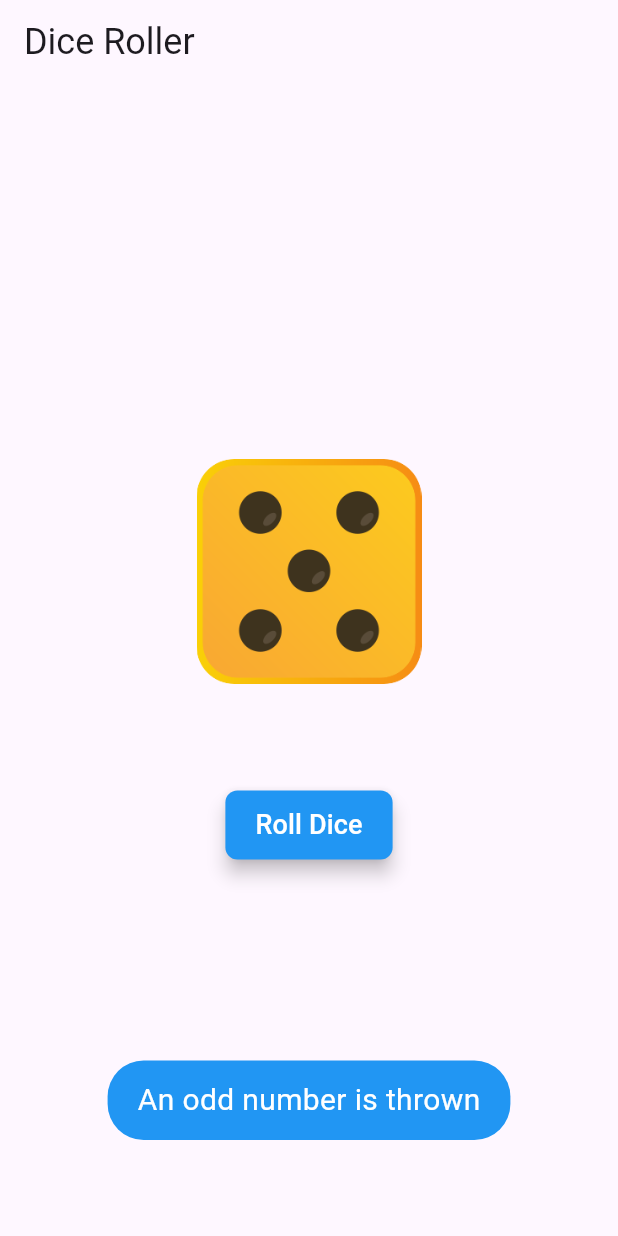
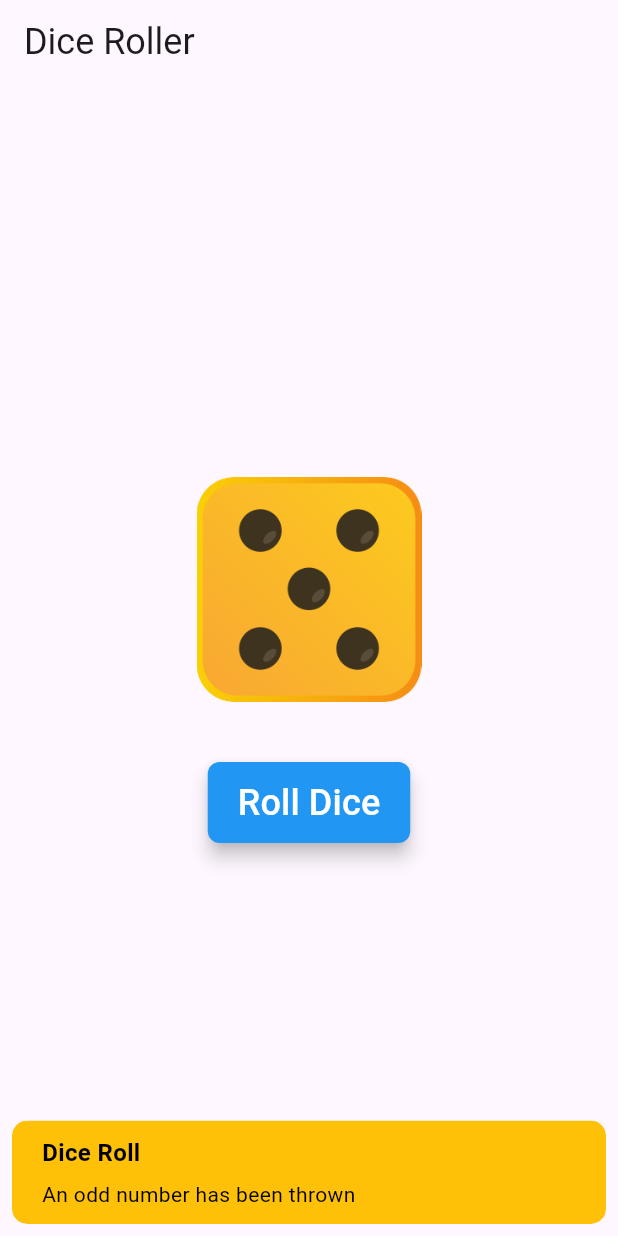
Before and after one commit to danielcyudoncy/dice_app, a Flutter app: the screen it shows after launch, after a tap on "Roll Dice", on a phone screen of 412 x 824 dp. Run offline on Flutter 3.47's test engine with Material 3 defaults, Android fonts, the phone set to English and light mode, and no system bars; our stand-ins replace get.

Commit message:
correcting the functionalities

```diff
--- a/lib/controllers/dice_controller.dart
+++ b/lib/controllers/dice_controller.dart
@@ -1,73 +1,57 @@
-import 'dart:async';
 import 'dart:math';
+
+import 'package:dice_app/customSnackbar/show_custom_snackbar.dart';
 import 'package:dice_app/models/dice_model.dart';
 import 'package:flutter/material.dart';
-import 'package:fluttertoast/fluttertoast.dart';
-import 'package:get/state_manager.dart';
+import 'package:get/get.dart';
 
 class DiceController extends GetxController {
-  var dice = DiceModel(number: 1, rollCount: 0).obs;
-  int totalSum = 0;
+  var dice = DiceModel().obs;
 
   void rollDice() {
-    int newNumber = Random().nextInt(6) + 1;
-    dice.update((val) {
-      val?.number = newNumber;
-      val?.rollCount++;
+  if (dice.value.rollCount < dice.value.maxRolls) {
+    int rolledNumber = Random().nextInt(6) + 1;
+
+
+    dice.update((model) {
+      if (model != null) {
+        model.number = rolledNumber;
+        model.rollCount += 1;
+        model.totalSum += rolledNumber;
+        model.rollResults.add(rolledNumber);
+      }
     });
 
 
-    totalSum += newNumber;
-
-    Future.microtask(() {
-      _showToast(newNumber);
-    });
-
-    _checkRollCount();
+    if (rolledNumber == 6) {
+      showCustomSnackbar('Dice Roll', 'A 6 has been thrown');
+    } else if (rolledNumber % 2 == 0) {
+      showCustomSnackbar('Dice Roll', 'An even number has been thrown');
+    } else {
+      showCustomSnackbar('Dice Roll', 'An odd number has been thrown');
+    }
   }
 
-  void _showToast(int number) {
-    String message;
-    if (number == 6) {
-      message = 'A 6 has been thrown';
-    } else if (number % 2 == 0) {
-      message = 'An even number is thrown';
-    } else {
-      message = 'An odd number is thrown';
-    }
-
-    Fluttertoast.showToast(
-      msg: message,
-      toastLength: Toast.LENGTH_SHORT,
-      gravity: ToastGravity.BOTTOM,
-      timeInSecForIosWeb: 3,
+  if (dice.value.rollCount == dice.value.maxRolls) {
+    Get.snackbar(
+      'Dice Rolled',
+      'Roll Results: ${dice.value.rollResults.join(', ')}',
       backgroundColor: Colors.blue,
-      textColor: Colors.white,
-      fontSize: 20.0,
+      colorText: Colors.white,
+      snackPosition: SnackPosition.BOTTOM,
     );
-  }
-
-  void _checkRollCount() {
-    if (dice.value.rollCount == 6) {
-        dice.update((val) {
-        val?.rollCount = 0;
-      });
-
-
-      Future.delayed(const Duration(seconds: 3), () {
-        Fluttertoast.showToast(
-          msg: 'Total sum of numbers: $totalSum',
-          toastLength: Toast.LENGTH_LONG,
-          gravity: ToastGravity.SNACKBAR,
-          timeInSecForIosWeb: 3,
-          backgroundColor: Colors.green,
-          textColor: Colors.white,
-          fontSize: 16.0,
-        );
-
-
-        totalSum = 0;
-      });
-    }
+    resetGame();
   }
 }
+
+  void resetGame() {
+    dice.update((model) {
+      if (model != null) {
+        model.number = 1;
+        model.rollCount = 0;
+        model.totalSum = 0;
+        model.rollResults = [];
+      }
+    });
+  }
+}
--- /dev/null
+++ b/lib/customSnackbar/show_custom_snackbar.dart
@@ -0,0 +1,28 @@
+import 'package:dice_app/utils/constant/sizes.dart';
+import 'package:flutter/material.dart';
+import 'package:get/get.dart';
+
+void showCustomSnackbar(String title, String message) {
+  Get.showSnackbar(
+    GetSnackBar(
+      title: title,
+      message: message,
+      backgroundColor: Colors.amber,
+      borderRadius: 10,
+      margin: const EdgeInsets.all(8),
+      padding: const EdgeInsets.symmetric(horizontal: 20, vertical: 10),
+      duration: const Duration(seconds: 3),
+      titleText: Text(
+        title,
+        style: const TextStyle(fontSize: AppSizes.fontSizeMd,
+        fontWeight: FontWeight.bold,
+        color: Colors.black),
+      ),
+      messageText: Text(
+        message,
+        style: const TextStyle(fontSize: AppSizes.fontSizeMs,
+        color: Colors.black),
+      ),
+    ),
+  );
+}
--- a/lib/main.dart
+++ b/lib/main.dart
@@ -1,8 +1,6 @@
 import 'package:dice_app/screens/dice_screen.dart';
-import 'package:dice_app/utils/constant/text.dart';
 import 'package:flutter/material.dart';
 import 'package:get/get.dart';
-
 
 void main() {
   runApp(const DiceApp());
@@ -15,7 +13,7 @@ class DiceApp extends StatelessWidget {
   Widget build(BuildContext context) {
     return GetMaterialApp(
       debugShowCheckedModeBanner: false,
-      title: appName,
+      title: 'Dice Roller',
       home: DiceScreen(),
     );
   }
--- a/lib/models/dice_model.dart
+++ b/lib/models/dice_model.dart
@@ -1,7 +1,14 @@
-
 class DiceModel {
   int number;
   int rollCount;
+  int totalSum;
+  final int maxRolls = 6;
+  List<int> rollResults;
 
-  DiceModel({required this.number, required this.rollCount});
+  DiceModel({
+    this.number = 1,
+    this.rollCount = 0,
+    this.totalSum = 0,
+    List<int>? rollResults,
+  }) : rollResults = rollResults ?? [];
 }
--- a/lib/screens/dice_screen.dart
+++ b/lib/screens/dice_screen.dart
@@ -1,8 +1,9 @@
-import 'package:dice_app/controllers/dice_controller.dart';
 import 'package:dice_app/utils/constant/sizes.dart';
 import 'package:dice_app/utils/constant/text.dart';
 import 'package:flutter/material.dart';
 import 'package:get/get.dart';
+
+import '../controllers/dice_controller.dart';
 
 class DiceScreen extends StatelessWidget {
   DiceScreen({super.key});
@@ -13,15 +14,16 @@ class DiceScreen extends StatelessWidget {
   Widget build(BuildContext context) {
     return Scaffold(
       appBar: AppBar(
-        title: const Text(appName,
-        style: TextStyle(fontSize: AppSizes.fontSizeLg)),
+        title: const Text(
+          appName,
+          style: TextStyle(fontSize: AppSizes.fontSizeLg),
+        ),
       ),
       body: Center(
         child: Column(
           mainAxisAlignment: MainAxisAlignment.center,
           children: [
             Obx(() {
-
               String assetPath = 'assets/images/one.png';
               switch (diceController.dice.value.number) {
                 case 1:
@@ -49,20 +51,24 @@ class DiceScreen extends StatelessWidget {
                 height: 150,
               );
             }),
-            const SizedBox(height: 70),
+            const SizedBox(height: 20),
+
+            const SizedBox(height: 20),
             ElevatedButton(
               onPressed: diceController.rollDice,
               style: ElevatedButton.styleFrom(
                 foregroundColor: Colors.white,
                 backgroundColor: Colors.blue,
-                padding: const EdgeInsets.symmetric(horizontal: 20, vertical: 10), // Button padding
+                padding: const EdgeInsets.symmetric(horizontal: 20, vertical: 10),
                 shape: RoundedRectangleBorder(
                   borderRadius: BorderRadius.circular(8),
                 ),
                 elevation: 5,
               ),
-              child: const Text('Roll Dice',
-              style: TextStyle(fontSize: 18),),
+              child: const Text(
+                'Roll Dice',
+                style: TextStyle(fontSize: AppSizes.fontSizeLg),
+              ),
             ),
           ],
         ),
--- a/pubspec.yaml
+++ b/pubspec.yaml
@@ -34,6 +34,7 @@ dependencies:
   get: ^4.6.6
   google_fonts: ^6.2.1
   url_launcher: ^6.3.0
+
 
 
 
```
